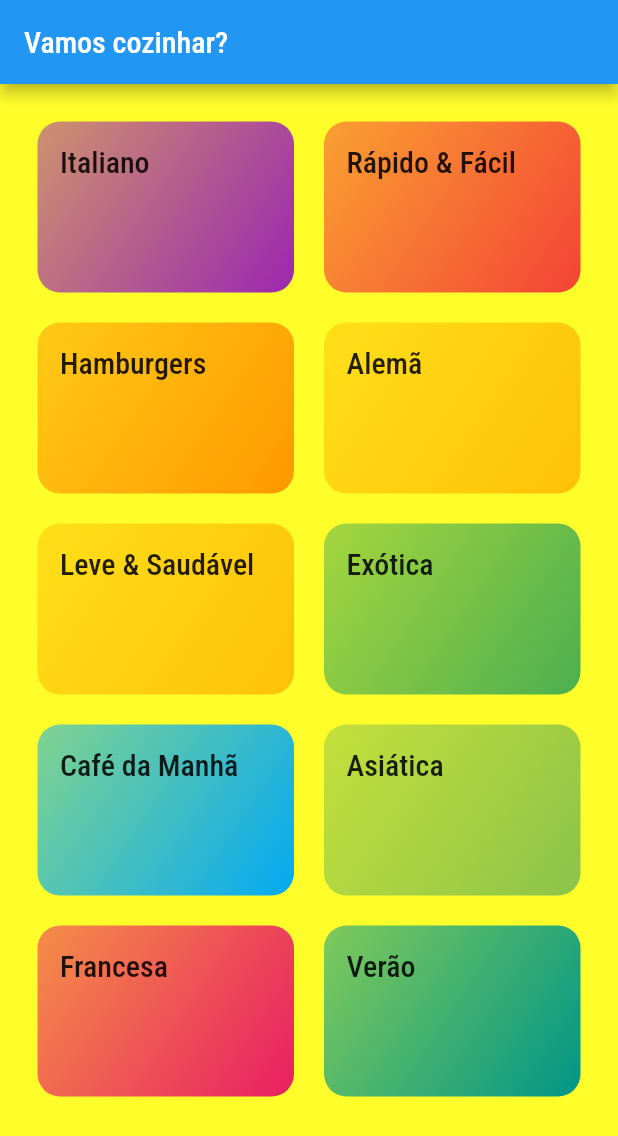
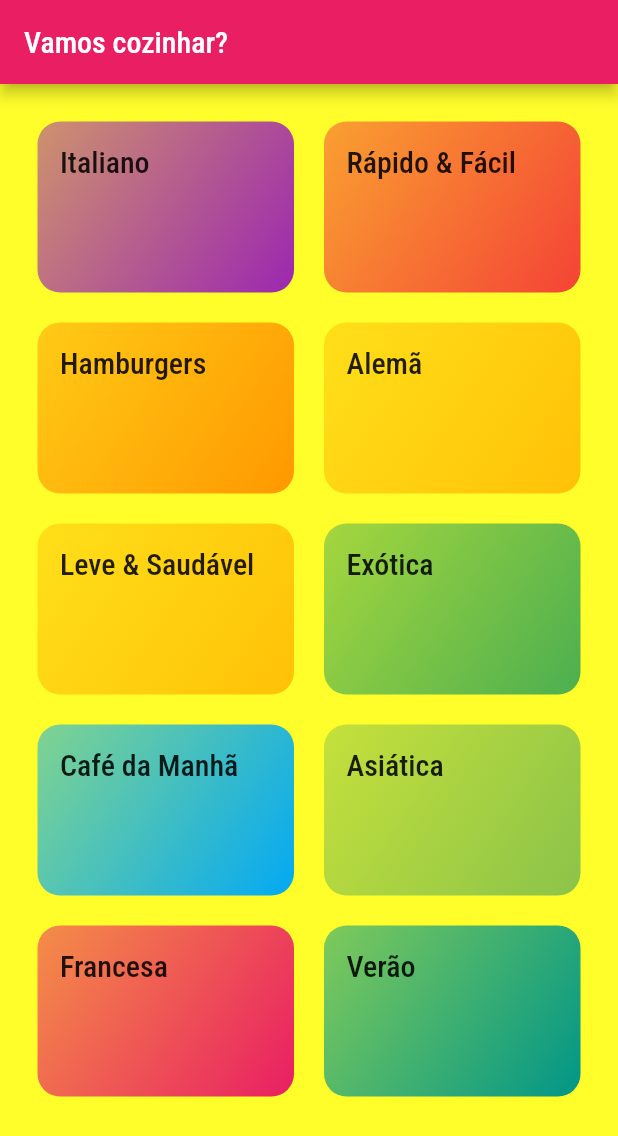
Before and after one commit to samueljml/recipe_app, a Flutter app: the screen it shows after launch, on a phone screen of 412 x 824 dp. Shown: the top 1136 px of the screen. Run offline on Flutter 3.47's test engine with Material 2 defaults, Android fonts, the phone set to English and light mode, and no system bars.

Commit message:
Add new primarySwatch color

```diff
--- a/lib/main.dart
+++ b/lib/main.dart
@@ -11,12 +11,14 @@ class MyApp extends StatelessWidget {
     return MaterialApp(
       title: 'DeliMeals',
       theme: ThemeData(
-        primarySwatch: Colors.blue,
+        primarySwatch: Colors.pink,
         fontFamily: "Raleway",
         canvasColor: const Color.fromRGBO(255, 254, 299, 1),
         textTheme: ThemeData.light().textTheme.copyWith(
-              headline6:
-                  const TextStyle(fontSize: 20, fontFamily: "RobotoCondensed"),
+              headline6: const TextStyle(
+                fontSize: 20,
+                fontFamily: "RobotoCondensed",
+              ),
             ),
       ),
       home: const Categories(),
```
